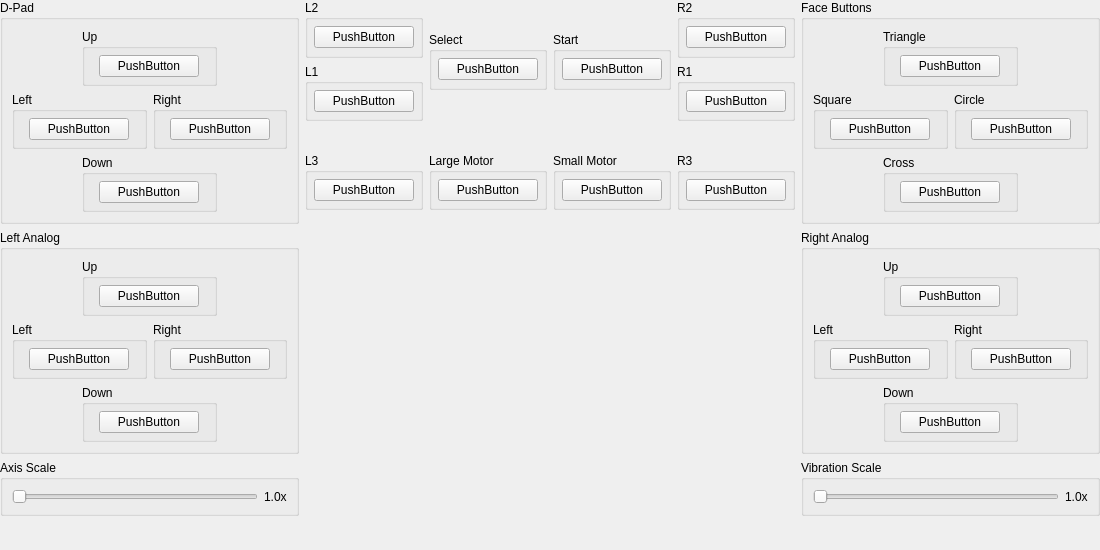
Above: pcsx2-qt/Settings/ControllerBindingWidget_DualShock2.ui from PCSX2/pcsx2 before the change. Below: the same form after it.
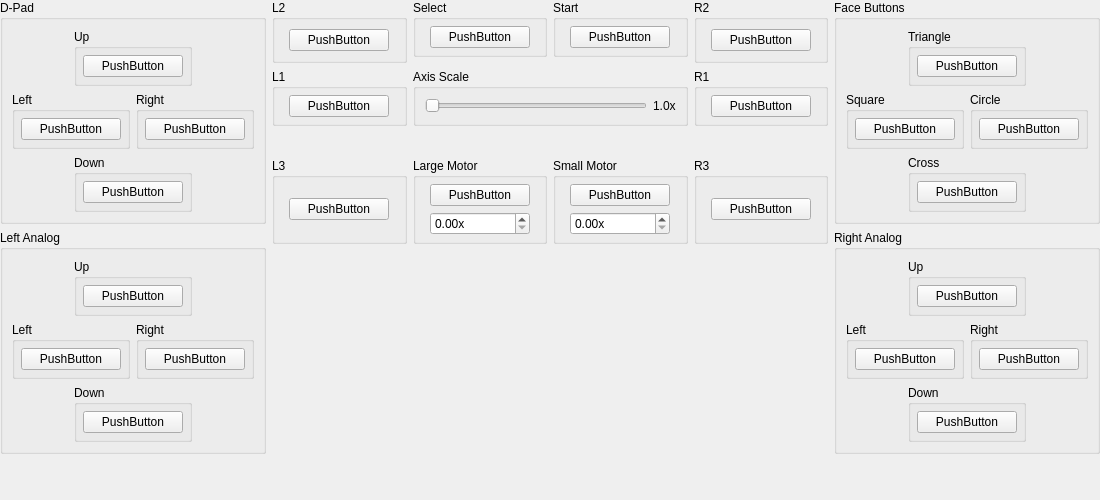
That is the form after the change. Icons and pictures are not drawn. Custom widgets are drawn as their Qt base class.

Commit message: Qt: Hook up axis/vibration scale in controller settings

What changed in the file:
```diff
--- a/pcsx2-qt/Settings/ControllerBindingWidget_DualShock2.ui
+++ b/pcsx2-qt/Settings/ControllerBindingWidget_DualShock2.ui
@@ -7,7 +7,7 @@
     <x>0</x>
     <y>0</y>
     <width>1100</width>
-    <height>550</height>
+    <height>500</height>
    </rect>
   </property>
   <property name="sizePolicy">
@@ -19,7 +19,7 @@
   <property name="minimumSize">
    <size>
     <width>1100</width>
-    <height>550</height>
+    <height>500</height>
    </size>
   </property>
   <property name="windowTitle">
@@ -378,29 +378,6 @@
        </layout>
       </widget>
      </item>
-     <item>
-      <widget class="QGroupBox" name="groupBox_30">
-       <property name="title">
-        <string>Axis Scale</string>
-       </property>
-       <layout class="QHBoxLayout" name="horizontalLayout_2">
-        <item>
-         <widget class="QSlider" name="AxisScale">
-          <property name="orientation">
-           <enum>Qt::Horizontal</enum>
-          </property>
-         </widget>
-        </item>
-        <item>
-         <widget class="QLabel" name="AxisScaleLabel">
-          <property name="text">
-           <string>1.0x</string>
-          </property>
-         </widget>
-        </item>
-       </layout>
-      </widget>
-     </item>
      <item>
       <spacer name="verticalSpacer_5">
        <property name="orientation">
@@ -460,126 +437,6 @@
          </layout>
         </widget>
        </item>
-       <item row="0" column="3" rowspan="2">
-        <widget class="QGroupBox" name="groupBox_23">
-         <property name="title">
-          <string>R2</string>
-         </property>
-         <layout class="QGridLayout" name="gridLayout_23">
-          <property name="leftMargin">
-           <number>6</number>
-          </property>
-          <property name="topMargin">
-           <number>6</number>
-          </property>
-          <property name="rightMargin">
-           <number>6</number>
-          </property>
-          <property name="bottomMargin">
-           <number>6</number>
-          </property>
-          <item row="0" column="0">
-           <widget class="InputBindingWidget" name="R2">
-            <property name="minimumSize">
-             <size>
-              <width>100</width>
-              <height>0</height>
-             </size>
-            </property>
-            <property name="maximumSize">
-             <size>
-              <width>100</width>
-              <height>16777215</height>
-             </size>
-            </property>
-            <property name="text">
-             <string>PushButton</string>
-            </property>
-           </widget>
-          </item>
-         </layout>
-        </widget>
-       </item>
-       <item row="1" column="1" rowspan="2">
-        <widget class="QGroupBox" name="groupBox_25">
-         <property name="title">
-          <string>Select</string>
-         </property>
-         <layout class="QGridLayout" name="gridLayout_25">
-          <property name="leftMargin">
-           <number>6</number>
-          </property>
-          <property name="topMargin">
-           <number>6</number>
-          </property>
-          <property name="rightMargin">
-           <number>6</number>
-          </property>
-          <property name="bottomMargin">
-           <number>6</number>
-          </property>
-          <item row="0" column="0">
-           <widget class="InputBindingWidget" name="Select">
-            <property name="minimumSize">
-             <size>
-              <width>100</width>
-              <height>0</height>
-             </size>
-            </property>
-            <property name="maximumSize">
-             <size>
-              <width>100</width>
-              <height>16777215</height>
-             </size>
-            </property>
-            <property name="text">
-             <string>PushButton</string>
-            </property>
-           </widget>
-          </item>
-         </layout>
-        </widget>
-       </item>
-       <item row="2" column="0" rowspan="2">
-        <widget class="QGroupBox" name="groupBox_22">
-         <property name="title">
-          <string>L1</string>
-         </property>
-         <layout class="QGridLayout" name="gridLayout_22">
-          <property name="leftMargin">
-           <number>6</number>
-          </property>
-          <property name="topMargin">
-           <number>6</number>
-          </property>
-          <property name="rightMargin">
-           <number>6</number>
-          </property>
-          <property name="bottomMargin">
-           <number>6</number>
-          </property>
-          <item row="0" column="0">
-           <widget class="InputBindingWidget" name="L1">
-            <property name="minimumSize">
-             <size>
-              <width>100</width>
-              <height>0</height>
-             </size>
-            </property>
-            <property name="maximumSize">
-             <size>
-              <width>100</width>
-              <height>16777215</height>
-             </size>
-            </property>
-            <property name="text">
-             <string>PushButton</string>
-            </property>
-           </widget>
-          </item>
-         </layout>
-        </widget>
-       </item>
        <item row="2" column="3" rowspan="2">
         <widget class="QGroupBox" name="groupBox_24">
          <property name="title">
@@ -620,7 +477,127 @@
          </layout>
         </widget>
        </item>
-       <item row="1" column="2" rowspan="2">
+       <item row="2" column="0" rowspan="2">
+        <widget class="QGroupBox" name="groupBox_22">
+         <property name="title">
+          <string>L1</string>
+         </property>
+         <layout class="QGridLayout" name="gridLayout_22">
+          <property name="leftMargin">
+           <number>6</number>
+          </property>
+          <property name="topMargin">
+           <number>6</number>
+          </property>
+          <property name="rightMargin">
+           <number>6</number>
+          </property>
+          <property name="bottomMargin">
+           <number>6</number>
+          </property>
+          <item row="0" column="0">
+           <widget class="InputBindingWidget" name="L1">
+            <property name="minimumSize">
+             <size>
+              <width>100</width>
+              <height>0</height>
+             </size>
+            </property>
+            <property name="maximumSize">
+             <size>
+              <width>100</width>
+              <height>16777215</height>
+             </size>
+            </property>
+            <property name="text">
+             <string>PushButton</string>
+            </property>
+           </widget>
+          </item>
+         </layout>
+        </widget>
+       </item>
+       <item row="0" column="1">
+        <widget class="QGroupBox" name="groupBox_25">
+         <property name="title">
+          <string>Select</string>
+         </property>
+         <layout class="QGridLayout" name="gridLayout_25">
+          <property name="leftMargin">
+           <number>6</number>
+          </property>
+          <property name="topMargin">
+           <number>6</number>
+          </property>
+          <property name="rightMargin">
+           <number>6</number>
+          </property>
+          <property name="bottomMargin">
+           <number>6</number>
+          </property>
+          <item row="0" column="0">
+           <widget class="InputBindingWidget" name="Select">
+            <property name="minimumSize">
+             <size>
+              <width>100</width>
+              <height>0</height>
+             </size>
+            </property>
+            <property name="maximumSize">
+             <size>
+              <width>100</width>
+              <height>16777215</height>
+             </size>
+            </property>
+            <property name="text">
+             <string>PushButton</string>
+            </property>
+           </widget>
+          </item>
+         </layout>
+        </widget>
+       </item>
+       <item row="0" column="3" rowspan="2">
+        <widget class="QGroupBox" name="groupBox_23">
+         <property name="title">
+          <string>R2</string>
+         </property>
+         <layout class="QGridLayout" name="gridLayout_23">
+          <property name="leftMargin">
+           <number>6</number>
+          </property>
+          <property name="topMargin">
+           <number>6</number>
+          </property>
+          <property name="rightMargin">
+           <number>6</number>
+          </property>
+          <property name="bottomMargin">
+           <number>6</number>
+          </property>
+          <item row="0" column="0">
+           <widget class="InputBindingWidget" name="R2">
+            <property name="minimumSize">
+             <size>
+              <width>100</width>
+              <height>0</height>
+             </size>
+            </property>
+            <property name="maximumSize">
+             <size>
+              <width>100</width>
+              <height>16777215</height>
+             </size>
+            </property>
+            <property name="text">
+             <string>PushButton</string>
+            </property>
+           </widget>
+          </item>
+         </layout>
+        </widget>
+       </item>
+       <item row="0" column="2">
         <widget class="QGroupBox" name="groupBox_26">
          <property name="title">
           <string>Start</string>
@@ -660,6 +637,32 @@
          </layout>
         </widget>
        </item>
+       <item row="2" column="1" rowspan="2" colspan="2">
+        <widget class="QGroupBox" name="groupBox_30">
+         <property name="title">
+          <string>Axis Scale</string>
+         </property>
+         <layout class="QHBoxLayout" name="horizontalLayout_2">
+          <item>
+           <widget class="QSlider" name="AxisScale">
+            <property name="maximum">
+             <number>200</number>
+            </property>
+            <property name="orientation">
+             <enum>Qt::Horizontal</enum>
+            </property>
+           </widget>
+          </item>
+          <item>
+           <widget class="QLabel" name="AxisScaleLabel">
+            <property name="text">
+             <string>1.0x</string>
+            </property>
+           </widget>
+          </item>
+         </layout>
+        </widget>
+       </item>
       </layout>
      </item>
      <item>
@@ -777,6 +780,19 @@
           <property name="bottomMargin">
            <number>6</number>
           </property>
+          <item row="1" column="0">
+           <widget class="QDoubleSpinBox" name="LargeMotorScale">
+            <property name="suffix">
+             <string>x</string>
+            </property>
+            <property name="maximum">
+             <double>3.000000000000000</double>
+            </property>
+            <property name="singleStep">
+             <double>0.100000000000000</double>
+            </property>
+           </widget>
+          </item>
           <item row="0" column="0">
            <widget class="InputVibrationBindingWidget" name="LargeMotor">
             <property name="minimumSize">
@@ -836,6 +852,19 @@
             </property>
            </widget>
           </item>
+          <item row="1" column="0">
+           <widget class="QDoubleSpinBox" name="SmallMotorScale">
+            <property name="suffix">
+             <string>x</string>
+            </property>
+            <property name="maximum">
+             <double>3.000000000000000</double>
+            </property>
+            <property name="singleStep">
+             <double>0.100000000000000</double>
+            </property>
+           </widget>
+          </item>
          </layout>
         </widget>
        </item>
@@ -1236,29 +1265,6 @@
        </layout>
       </widget>
      </item>
-     <item>
-      <widget class="QGroupBox" name="groupBox_31">
-       <property name="title">
-        <string>Vibration Scale</string>
-       </property>
-       <layout class="QHBoxLayout" name="horizontalLayout_3">
-        <item>
-         <widget class="QSlider" name="VibrationScale">
-          <property name="orientation">
-           <enum>Qt::Horizontal</enum>
-          </property>
-         </widget>
-        </item>
-        <item>
-         <widget class="QLabel" name="VibrationScaleLabel">
-          <property name="text">
-           <string>1.0x</string>
-          </property>
-         </widget>
-        </item>
-       </layout>
-      </widget>
-     </item>
      <item>
       <spacer name="verticalSpacer_4">
        <property name="orientation">
```
Left out of the diff: 80 changed lines with no effect on the pictures. The commit also changes 1 other file.
